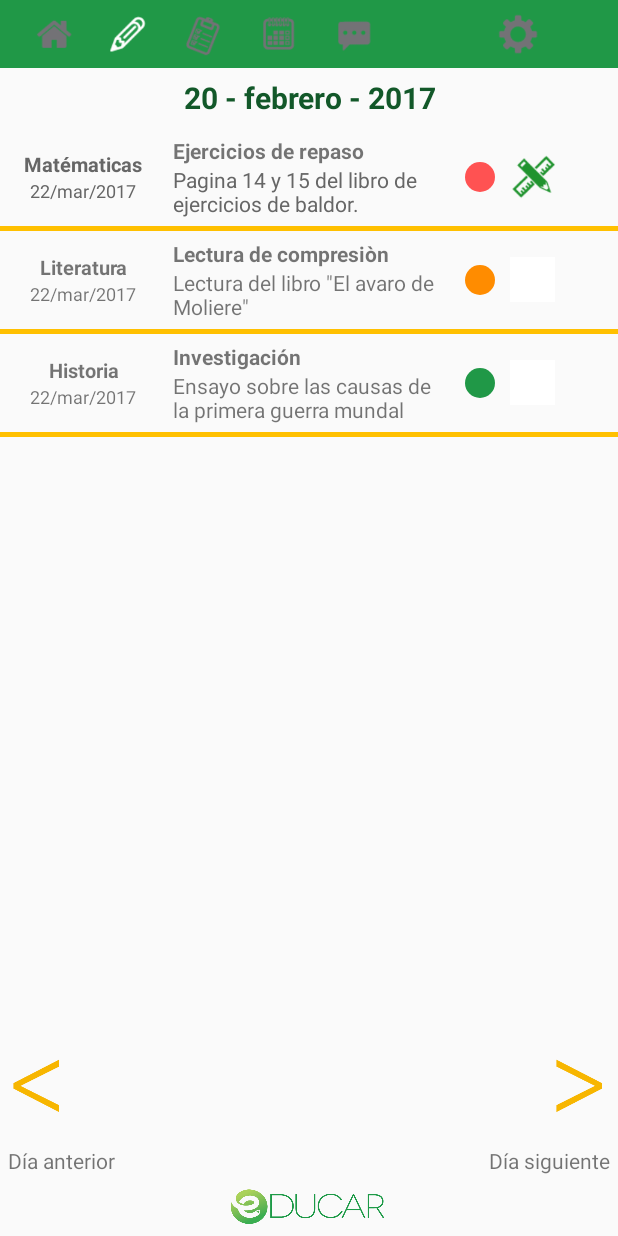
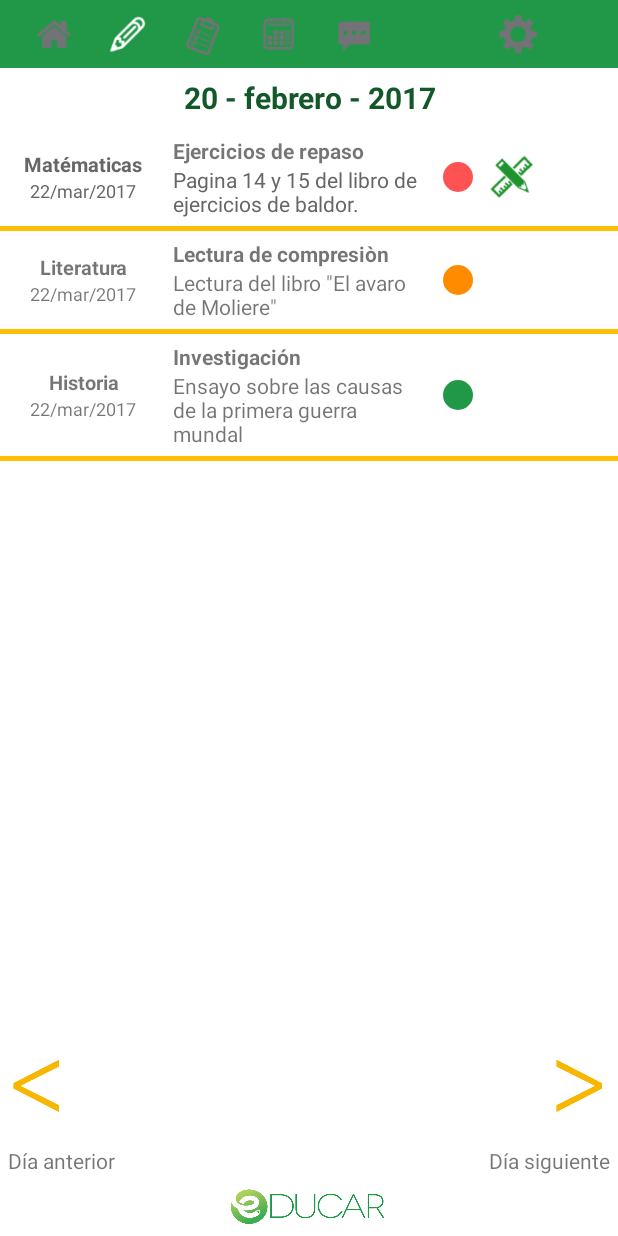
Before and after one commit to tohemu/educar, an Android app: the AboutActivity screen opened directly, with no data from a screen before it, after a tap on an icon or button, on a phone screen of 412 x 824 dp. Run offline under Robolectric (Android 15) with nearby library versions, the phone set to English and light mode, and no system bars.

Commit message:
cambiosdiseno

```diff
--- a/app/src/main/res/layout/activity_about.xml
+++ b/app/src/main/res/layout/activity_about.xml
@@ -1,7 +1,8 @@
 <?xml version="1.0" encoding="utf-8"?>
 <LinearLayout xmlns:android="http://schemas.android.com/apk/res/android"
     android:orientation="vertical" android:layout_width="match_parent"
-    android:layout_height="match_parent">
+    android:layout_height="match_parent"
+    android:background="#fff">
     <LinearLayout style="@style/heading"
         android:layout_width="fill_parent"
         android:gravity="center_vertical"
--- a/app/src/main/res/layout/activity_calendario.xml
+++ b/app/src/main/res/layout/activity_calendario.xml
@@ -5,7 +5,8 @@
     android:layout_width="match_parent"
     android:layout_height="match_parent"
     android:clickable="true"
-    android:focusable="true">
+    android:focusable="true"
+    android:background="#fff">
 
     <LinearLayout style="@style/heading"
         android:layout_width="fill_parent"
--- a/app/src/main/res/layout/activity_cambio_passwd.xml
+++ b/app/src/main/res/layout/activity_cambio_passwd.xml
@@ -1,7 +1,8 @@
 <?xml version="1.0" encoding="utf-8"?>
 <LinearLayout xmlns:android="http://schemas.android.com/apk/res/android"
     android:orientation="vertical" android:layout_width="match_parent"
-    android:layout_height="match_parent">
+    android:layout_height="match_parent"
+    android:background="#fff">
     <LinearLayout style="@style/heading"
         android:layout_width="fill_parent"
         android:gravity="center_vertical"
--- a/app/src/main/res/layout/activity_cambio_user.xml
+++ b/app/src/main/res/layout/activity_cambio_user.xml
@@ -2,7 +2,8 @@
 <LinearLayout xmlns:android="http://schemas.android.com/apk/res/android"
     android:orientation="vertical"
     android:layout_width="match_parent"
-    android:layout_height="match_parent">
+    android:layout_height="match_parent"
+    android:background="#fff">
     <LinearLayout style="@style/heading"
         android:layout_width="fill_parent"
         android:gravity="center_vertical"
--- a/app/src/main/res/layout/activity_config.xml
+++ b/app/src/main/res/layout/activity_config.xml
@@ -2,7 +2,8 @@
 <LinearLayout xmlns:android="http://schemas.android.com/apk/res/android"
     android:orientation="vertical"
     android:layout_width="match_parent"
-    android:layout_height="match_parent">
+    android:layout_height="match_parent"
+    android:background="#fff">
     <LinearLayout style="@style/heading"
         android:layout_width="fill_parent"
         android:gravity="center_vertical"
--- a/app/src/main/res/layout/activity_detalle_calendario.xml
+++ b/app/src/main/res/layout/activity_detalle_calendario.xml
@@ -2,7 +2,8 @@
 <LinearLayout xmlns:android="http://schemas.android.com/apk/res/android"
     android:orientation="vertical"
     android:layout_width="match_parent"
-    android:layout_height="match_parent">
+    android:layout_height="match_parent"
+    android:background="#fff">
     <LinearLayout style="@style/heading"
         android:layout_width="fill_parent"
         android:gravity="center_vertical"
--- a/app/src/main/res/layout/activity_detalle_mensajeria.xml
+++ b/app/src/main/res/layout/activity_detalle_mensajeria.xml
@@ -2,7 +2,8 @@
 <LinearLayout xmlns:android="http://schemas.android.com/apk/res/android"
     android:orientation="vertical"
     android:layout_width="match_parent"
-    android:layout_height="match_parent">
+    android:layout_height="match_parent"
+    android:background="#fff">
     <LinearLayout style="@style/heading"
         android:layout_width="fill_parent"
         android:gravity="center_vertical"
--- a/app/src/main/res/layout/activity_detalle_tareas.xml
+++ b/app/src/main/res/layout/activity_detalle_tareas.xml
@@ -2,7 +2,8 @@
 <LinearLayout xmlns:android="http://schemas.android.com/apk/res/android"
     android:orientation="vertical"
     android:layout_width="match_parent"
-    android:layout_height="match_parent">
+    android:layout_height="match_parent"
+    android:background="#fff">
     <LinearLayout style="@style/heading"
         android:layout_width="fill_parent"
         android:gravity="center_vertical"
--- a/app/src/main/res/layout/activity_grafica.xml
+++ b/app/src/main/res/layout/activity_grafica.xml
@@ -3,7 +3,7 @@
     xmlns:tools="http://schemas.android.com/tools"
     android:layout_width="match_parent"
     android:layout_height="match_parent"
-
+    android:background="#fff"
     tools:context=".GraficaActivity"
     android:orientation="vertical">
     <LinearLayout
--- a/app/src/main/res/layout/activity_home.xml
+++ b/app/src/main/res/layout/activity_home.xml
@@ -1,7 +1,9 @@
 <?xml version="1.0" encoding="utf-8"?>
 <LinearLayout xmlns:android="http://schemas.android.com/apk/res/android"
     android:orientation="vertical" android:layout_width="match_parent"
-    android:layout_height="match_parent">
+    android:layout_height="match_parent"
+    android:background="#fff">
+
     <RelativeLayout style="@style/heading"
         android:layout_width="fill_parent"
         android:background="@color/colorPrimaryDark"
--- a/app/src/main/res/layout/activity_informes.xml
+++ b/app/src/main/res/layout/activity_informes.xml
@@ -1,7 +1,8 @@
 <?xml version="1.0" encoding="utf-8"?>
 <LinearLayout xmlns:android="http://schemas.android.com/apk/res/android"
     android:orientation="vertical" android:layout_width="match_parent"
-    android:layout_height="match_parent">
+    android:layout_height="match_parent"
+    android:background="#fff">
     <LinearLayout style="@style/heading"
         android:layout_width="fill_parent"
         android:gravity="center_vertical"
--- a/app/src/main/res/layout/activity_tareas3.xml
+++ b/app/src/main/res/layout/activity_tareas3.xml
@@ -1,7 +1,8 @@
 <?xml version="1.0" encoding="utf-8"?>
 <LinearLayout xmlns:android="http://schemas.android.com/apk/res/android"
     android:orientation="vertical" android:layout_width="match_parent"
-    android:layout_height="match_parent">
+    android:layout_height="match_parent"
+    android:background="#fff">
     <LinearLayout style="@style/heading"
         android:layout_width="fill_parent"
         android:gravity="center_vertical"
@@ -125,7 +126,7 @@
                 </LinearLayout>
 
                 <LinearLayout
-                    android:layout_width="200dp"
+                    android:layout_width="185dp"
                     android:layout_height="wrap_content"
                     android:orientation="vertical">
                     <TextView
@@ -202,7 +203,7 @@
                     </LinearLayout>
 
                 <LinearLayout
-                    android:layout_width="200dp"
+                    android:layout_width="185dp"
                     android:layout_height="wrap_content"
                     android:orientation="vertical">
                     <TextView
@@ -283,7 +284,7 @@
 
 
                 <LinearLayout
-                    android:layout_width="200dp"
+                    android:layout_width="185dp"
                     android:layout_height="wrap_content"
                     android:orientation="vertical">
                     <TextView
--- a/app/src/main/res/menu/config_menu.xml
+++ b/app/src/main/res/menu/config_menu.xml
@@ -1,11 +1,13 @@
 <?xml version="1.0" encoding="utf-8"?>
-<menu xmlns:android="http://schemas.android.com/apk/res/android">
+<menu xmlns:app="http://schemas.android.com/apk/res-auto"
+    xmlns:android="http://schemas.android.com/apk/res/android">
 
     <group android:checkableBehavior="single">
         <item
             android:id="@+id/nav_alumno"
             android:icon="@drawable/ic_menu_camera"
-            android:title="Cambiar de Alumno" />
+            android:title="Cambiar de Alumno"
+            android:visible="false"/>
         <item
             android:id="@+id/nav_passwd"
             android:icon="@drawable/ic_menu_gallery"
--- a/app/src/main/res/values/colors.xml
+++ b/app/src/main/res/values/colors.xml
@@ -1,6 +1,6 @@
 <?xml version="1.0" encoding="utf-8"?>
 <resources>
-    <color name="colorPrimary">#209847</color>
-    <color name="colorPrimaryDark">#209847</color>
+    <color name="colorPrimary">#009fdb</color>
+    <color name="colorPrimaryDark">#009fdb</color>
         <color name="colorAccent">#FFC000</color>
 </resources>
```
